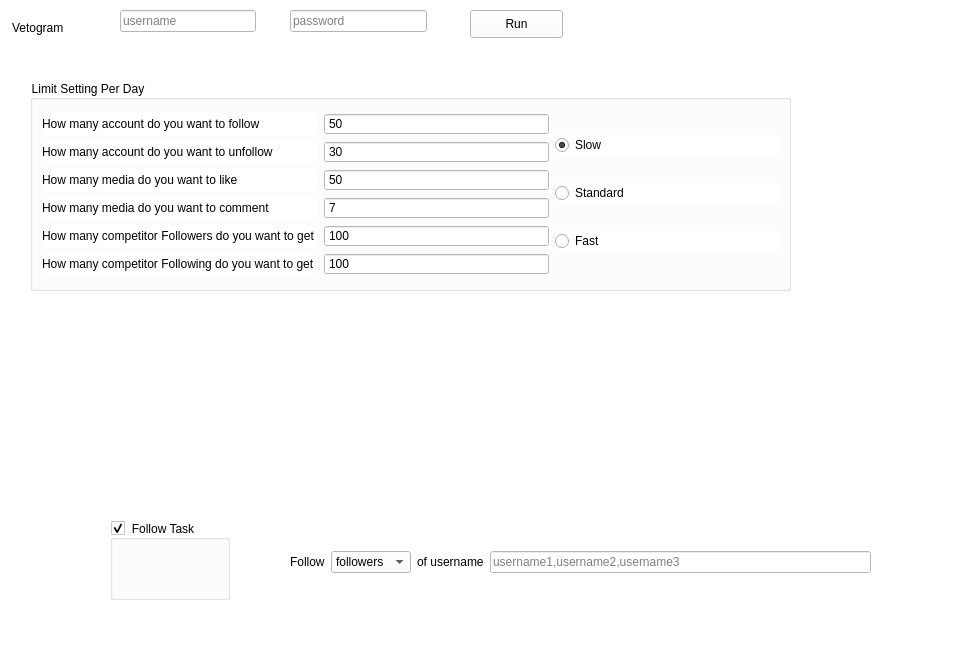
ohld/igbot, file MyappV2/ui/MainWindow.ui: the form before one commit.
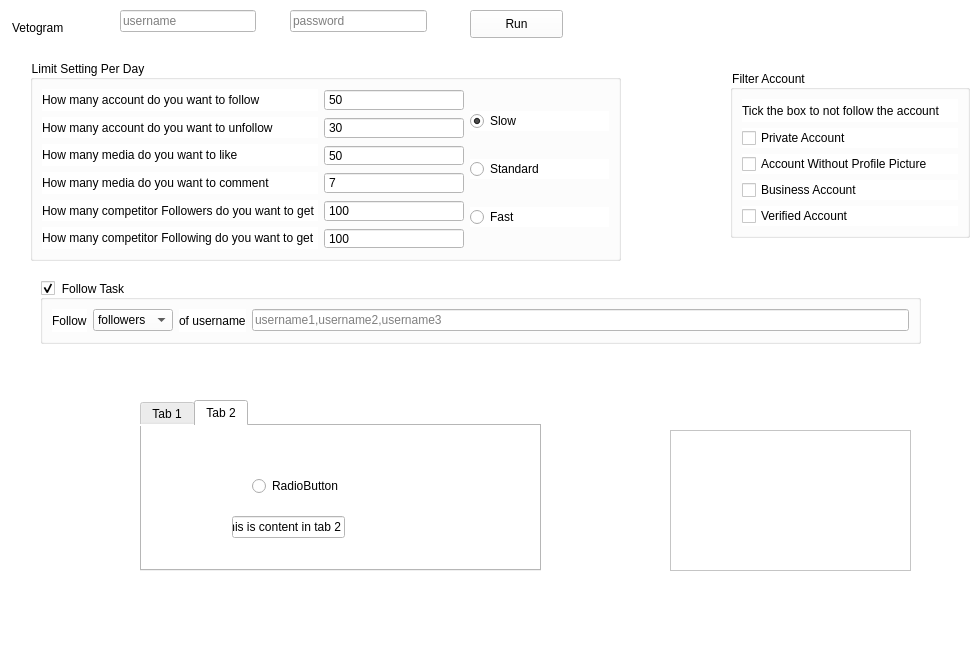
The form after the commit. The open tabs and pages were chosen to show the change.

Diff of the .ui file:
```diff
--- a/MyappV2/ui/MainWindow.ui
+++ b/MyappV2/ui/MainWindow.ui
@@ -85,10 +85,10 @@
    <widget class="QGroupBox" name="groupBox_follow">
     <property name="geometry">
      <rect>
-      <x>110</x>
-      <y>520</y>
-      <width>120</width>
-      <height>80</height>
+      <x>40</x>
+      <y>280</y>
+      <width>881</width>
+      <height>64</height>
      </rect>
     </property>
     <property name="title">
@@ -97,16 +97,8 @@
     <property name="checkable">
      <bool>true</bool>
     </property>
-   </widget>
-   <widget class="QWidget" name="layoutWidget">
-    <property name="geometry">
-     <rect>
-      <x>290</x>
-      <y>550</y>
-      <width>581</width>
-      <height>24</height>
-     </rect>
-    </property>
+    <layout class="QHBoxLayout" name="horizontalLayout_4">
+     <item>
     <layout class="QHBoxLayout" name="horizontalLayout_2">
      <item>
       <widget class="QLabel" name="label_2">
@@ -149,14 +141,146 @@
       </widget>
      </item>
     </layout>
+     </item>
+    </layout>
+   </widget>
+   <widget class="QGroupBox" name="groupBox">
+    <property name="geometry">
+     <rect>
+      <x>730</x>
+      <y>70</y>
+      <width>240</width>
+      <height>168</height>
+     </rect>
+    </property>
+    <property name="title">
+     <string>Filter Account</string>
+    </property>
+    <layout class="QHBoxLayout" name="horizontalLayout_5">
+     <item>
+      <layout class="QVBoxLayout" name="verticalLayout_9">
+       <item>
+        <widget class="QLabel" name="label_3">
+         <property name="text">
+          <string>Tick the box to not follow the account</string>
+         </property>
+        </widget>
+       </item>
+       <item>
+        <layout class="QVBoxLayout" name="verticalLayout_3">
+         <item>
+          <widget class="QCheckBox" name="checkBox_private">
+           <property name="text">
+            <string>Private Account</string>
+           </property>
+          </widget>
+         </item>
+         <item>
+          <widget class="QCheckBox" name="checkBox_no_profilePic">
+           <property name="text">
+            <string>Account Without Profile Picture</string>
+           </property>
+          </widget>
+         </item>
+         <item>
+          <widget class="QCheckBox" name="checkBox_business">
+           <property name="text">
+            <string>Business Account</string>
+           </property>
+          </widget>
+         </item>
+         <item>
+          <widget class="QCheckBox" name="checkBox_verified">
+           <property name="text">
+            <string>Verified Account</string>
+           </property>
+          </widget>
+         </item>
+        </layout>
+       </item>
+      </layout>
+     </item>
+    </layout>
+   </widget>
+   <widget class="QTabWidget" name="tabWidget">
+    <property name="geometry">
+     <rect>
+      <x>140</x>
+      <y>400</y>
+      <width>401</width>
+      <height>171</height>
+     </rect>
+    </property>
+    <property name="currentIndex">
+     <number>0</number>
+    </property>
+    <widget class="QWidget" name="tab">
+     <attribute name="title">
+      <string>Tab 1</string>
+     </attribute>
+     <widget class="QPushButton" name="pushButton">
+      <property name="geometry">
+       <rect>
+        <x>30</x>
+        <y>60</y>
+        <width>93</width>
+        <height>28</height>
+       </rect>
+      </property>
+      <property name="text">
+       <string>PushButton</string>
+      </property>
+     </widget>
+    </widget>
+    <widget class="QWidget" name="tab_2">
+     <attribute name="title">
+      <string>Tab 2</string>
+     </attribute>
+     <widget class="QRadioButton" name="radioButton">
+      <property name="geometry">
+       <rect>
+        <x>110</x>
+        <y>50</y>
+        <width>95</width>
+        <height>20</height>
+       </rect>
+      </property>
+      <property name="text">
+       <string>RadioButton</string>
+      </property>
+     </widget>
+     <widget class="QLineEdit" name="lineEdit">
+      <property name="geometry">
+       <rect>
+        <x>90</x>
+        <y>90</y>
+        <width>113</width>
+        <height>22</height>
+       </rect>
+      </property>
+      <property name="text">
+       <string>this is content in tab 2</string>
+      </property>
+     </widget>
+    </widget>
+   </widget>
+   <widget class="QTextEdit" name="textEdit">
+    <property name="geometry">
+     <rect>
+      <x>670</x>
+      <y>430</y>
+      <width>241</width>
+      <height>141</height>
+     </rect>
+    </property>
    </widget>
    <widget class="QGroupBox" name="groupBox_4">
     <property name="geometry">
      <rect>
       <x>30</x>
-      <y>80</y>
-      <width>761</width>
-      <height>211</height>
+      <y>60</y>
+      <width>591</width>
+      <height>201</height>
      </rect>
     </property>
     <property name="title">
```
Lines whose indentation alone changed are shown as unchanged.
